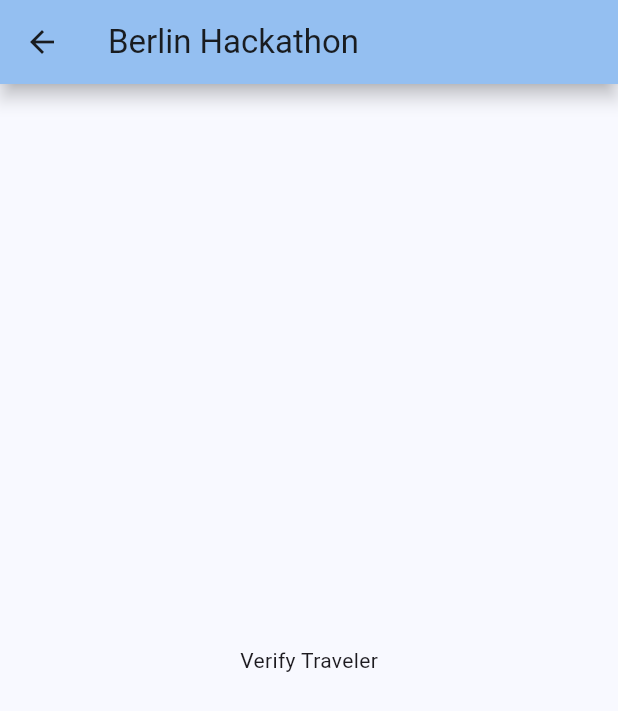
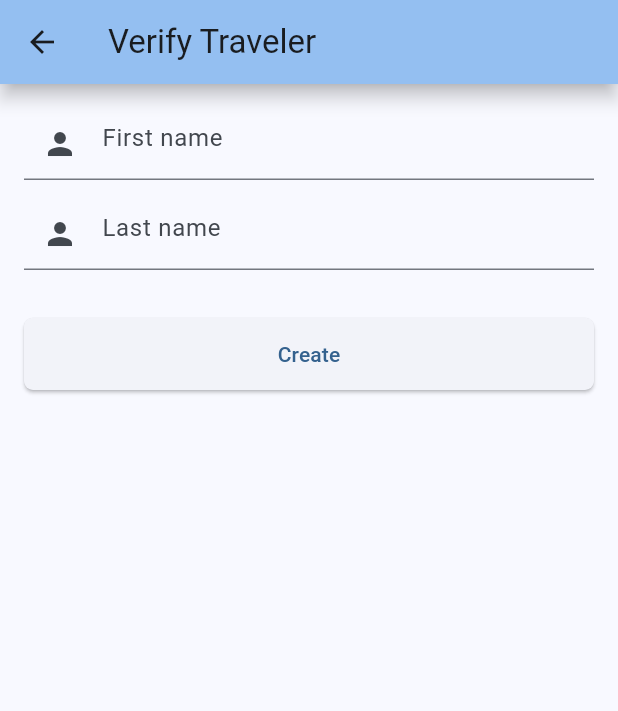
Before and after one commit to gnout/dash, a Flutter app: the VerifyTraveler screen opened by its route, on a phone screen of 412 x 824 dp. Shown: the top 711 px of the screen. Run offline on Flutter 3.47's test engine with Material 3 defaults, Android fonts, the phone set to English and light mode, and no system bars; our stand-ins replace google_fonts; Roboto replaces fonts that are missing (Ubuntu).

Commit message:
added verifyTraveler

```diff
--- a/lib/presentation/screens/verify_traveler.dart
+++ b/lib/presentation/screens/verify_traveler.dart
@@ -1,16 +1,119 @@
+import 'package:dash/presentation/screens/verify_client.dart';
 import 'package:flutter/material.dart';
 
-class VerifyTraveler extends StatelessWidget {
+class VerifyTraveler extends StatefulWidget {
   const VerifyTraveler({super.key});
 
+  @override
+  State<VerifyTraveler> createState() => _CreateState();
+}
+
+class _CreateState extends State<VerifyTraveler> {
+  final _formKey = GlobalKey<FormState>();
+
+    String _lastName = '';
+    String _firstName = '';
   @override
   Widget build(BuildContext context) {
     return Scaffold(
       appBar: AppBar(
-        title: const Text('Berlin Hackathon'),
+        title: const Text('Verify Traveler'),
       ),
-      body: const Center(
-        child: Text('Verify Traveler'),
+      body: Form(
+        key: _formKey,
+        child: Padding(
+          padding: const EdgeInsets.all(
+            16.0,
+          ),
+          child: Column(
+            children: [
+              TextFormField(
+                validator: (val) {
+                  if (val == null) {
+                    return 'First name cannot be null';
+                  }
+
+                  if (val.isEmpty) {
+                    return 'First name cannot be empty';
+                  }
+
+                  return null;
+                },
+                keyboardType: TextInputType.name,
+                decoration: const InputDecoration(
+                  hintText: 'First name',
+                  prefixIcon: Icon(Icons.person),
+                ),
+                onChanged: (text) {
+                  _firstName = text;
+                },
+              ),
+              const SizedBox(
+                height: 12.0,
+              ),TextFormField(
+                validator: (val) {
+                  if (val == null) {
+                    return 'Last name cannot be null';
+                  }
+
+                  if (val.isEmpty) {
+                    return 'Last name cannot be empty';
+                  }
+
+                  return null;
+                },
+                keyboardType: TextInputType.name,
+                decoration: const InputDecoration(
+                  hintText: 'Last name',
+                  prefixIcon: Icon(Icons.person),
+                ),
+                onChanged: (text) {
+                  _lastName = text;
+                },
+              ),
+              const SizedBox(
+                height: 32.0,
+              ),
+              ElevatedButton(
+                onPressed: () async {
+                  FocusManager.instance.primaryFocus?.unfocus();
+
+                  if (!_formKey.currentState!.validate()) {
+                    return;
+                  }
+
+                  String message = '';
+
+                  try {
+                    //
+                    // Do funny stuff here
+                    //
+                    verifyPassportUK(_lastName, _firstName);
+
+                    message = 'Query created successfully';
+                  } catch (e) {
+                    message = '$e';
+                  }
+
+                  if (context.mounted) {
+                    SnackBar snackBar = SnackBar(
+                      content: Text(message),
+                    );
+
+                    ScaffoldMessenger.of(context).showSnackBar(snackBar);
+                  }
+                },
+                style: ElevatedButton.styleFrom(
+                  minimumSize: const Size.fromHeight(48),
+                  shape: RoundedRectangleBorder(
+                    borderRadius: BorderRadius.circular(6.0),
+                  ),
+                ),
+                child: const Text('Create'),
+              ),
+            ],
+          ),
+        ),
       ),
     );
   }
--- a/pubspec.yaml
+++ b/pubspec.yaml
@@ -36,6 +36,7 @@ dependencies:
   # Use with the CupertinoIcons class for iOS style icons.
   cupertino_icons: ^1.0.6
   google_fonts: ^6.1.0
+  http: ^1.2.1
 
 dev_dependencies:
   flutter_test:
```
Also changed, not shown: lib/presentation/screens/verify_client.dart (added, +43 -0 lines), pubspec.lock.
